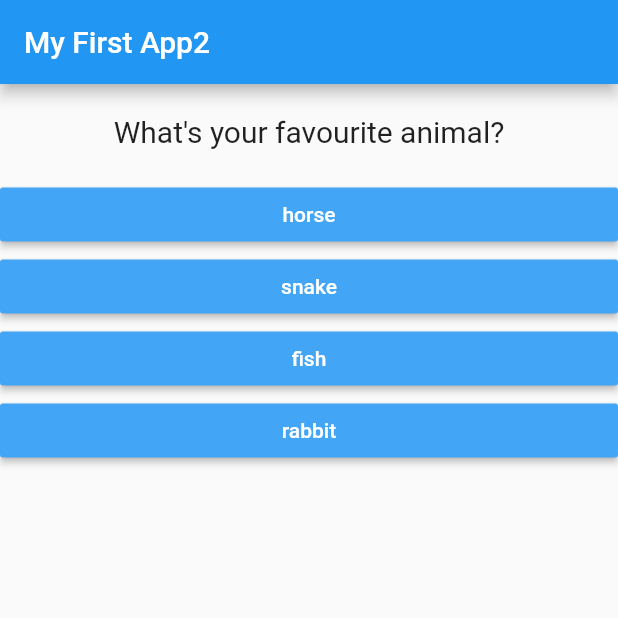
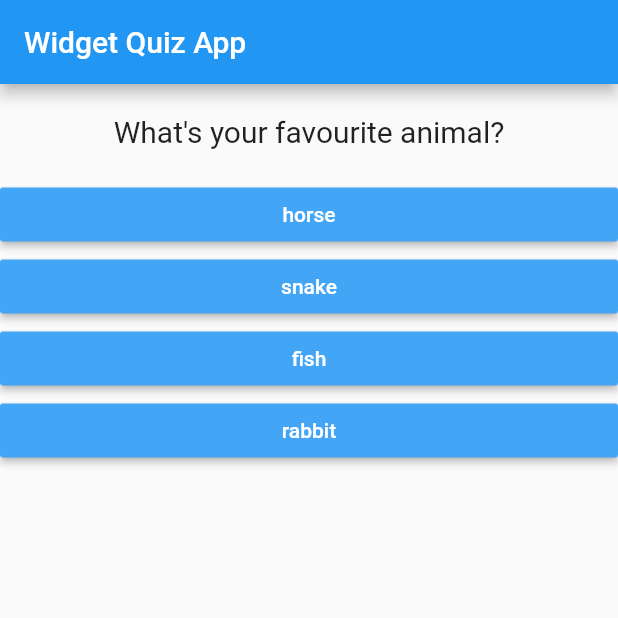
Before and after one commit to alif-haikal/flutter-component, a Flutter app: the screen it shows after launch, after a tap on "black", on a phone screen of 412 x 824 dp, the top half of it. Run offline on Flutter 3.47's test engine with Material 2 defaults, Android fonts, the phone set to English and light mode, and no system bars.

```diff
--- a/lib/main.dart
+++ b/lib/main.dart
@@ -15,26 +15,42 @@ class MyApp extends StatefulWidget {
 // _ infront of class name means private
 class _MyAppState extends State<MyApp> {
   int _questionIndex = 0;
+  int _total_score = 0;
 
   static const _questions = [
     {
       'questionText': 'What\'s your favourite color?',
-      'answer': ['black', 'red', 'yellow', 'blue']
+      'answer': [
+        {'text': 'black', 'score': 8},
+        {'text': 'red', 'score': 5},
+        {'text': 'yellow', 'score': 3},
+        {'text': 'blue', 'score': 1},
+      ]
     },
     {
       'questionText': 'What\'s your favourite animal?',
-      'answer': ['horse', 'snake', 'fish', 'rabbit']
+      'answer': [
+        {'text': 'horse', 'score': 8},
+        {'text': 'snake', 'score': 5},
+        {'text': 'fish', 'score': 3},
+        {'text': 'rabbit', 'score': 1},
+      ]
     },
     {
       'questionText': 'What\'s your favourite movie?',
-      'answer': ['Bleach', 'Superman', 'Batman', 'Harry Potter']
+      'answer': [
+        {'text': 'Bleach', 'score': 8},
+        {'text': 'Superman', 'score': 5},
+        {'text': 'Batman', 'score': 3},
+        {'text': 'Harry Potter', 'score': 1},
+      ]
     },
   ];
 
   @override
   Widget build(BuildContext context) {
-    void _answerQuestion() {
-      if (_questionIndex < _questions.length) {}
+    void _answerQuestion(int score) {
+      _total_score += score;
       setState(() {
         _questionIndex = _questionIndex + 1;
         print('this Answer Chosen! $_questionIndex');
@@ -44,7 +60,7 @@ class _MyAppState extends State<MyApp> {
     return MaterialApp(
       home: Scaffold(
         appBar: AppBar(
-          title: Text('My First App2'),
+          title: Text('Widget Quiz App'),
         ),
         body: _questionIndex < _questions.length
             ? Quiz(
--- a/lib/quiz.dart
+++ b/lib/quiz.dart
@@ -21,8 +21,10 @@ class Quiz extends StatelessWidget {
         Question(
           questions[questionIndex]['questionText'],
         ),
-        ...(questions[questionIndex]['answer'] as List<String>).map((answer) {
-          return Answer(answerQuestion, answer);
+        ...(questions[questionIndex]['answer'] as List<Map<String, Object>>)
+            .map((answer) {
+          // Answer(() == ni anonymous function since kita nk reuse balik function with param value
+          return Answer(() => answerQuestion(answer['score']), answer['text']);
         }).toList()
       ],
     );
```
